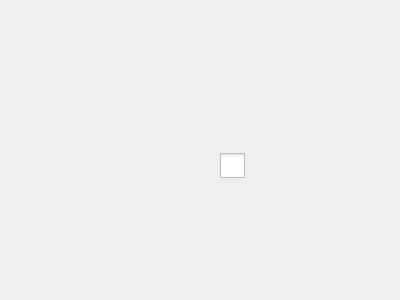
First picture: the form in testform.ui, repository reignofwebber/chart, before the edit.
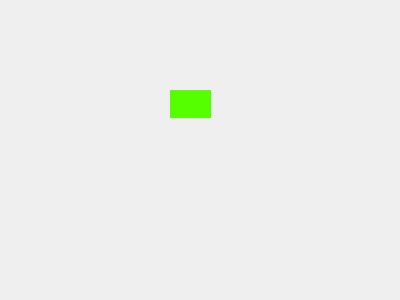
Second picture: the form after the edit. Icons and pictures are not drawn.

```diff
--- a/testform.ui
+++ b/testform.ui
@@ -13,28 +13,21 @@
   <property name="windowTitle">
    <string>Form</string>
   </property>
-  <widget class="QCheckBox" name="checkBox">
+  <property name="styleSheet">
+   <string notr="true"/>
+  </property>
+  <widget class="QPushButton" name="pushButton">
    <property name="geometry">
     <rect>
-     <x>220</x>
-     <y>150</y>
-     <width>101</width>
-     <height>31</height>
+     <x>170</x>
+     <y>90</y>
+     <width>41</width>
+     <height>28</height>
     </rect>
    </property>
    <property name="styleSheet">
-    <string notr="true">QCheckBox::indicator{
-	width:25px;
-	height:25px;
-}
-
-QCheckBox::indicator::unchecked{
-	image:url(:/images/unchecked_checkbox.png)
-}
-
-QCheckBox::indicator::checked{
-	image:url(:/images/checked_checkbox.png)
-}</string>
+    <string notr="true">background:rgb(85, 255, 0);
+border:none;</string>
    </property>
    <property name="text">
     <string/>
```
